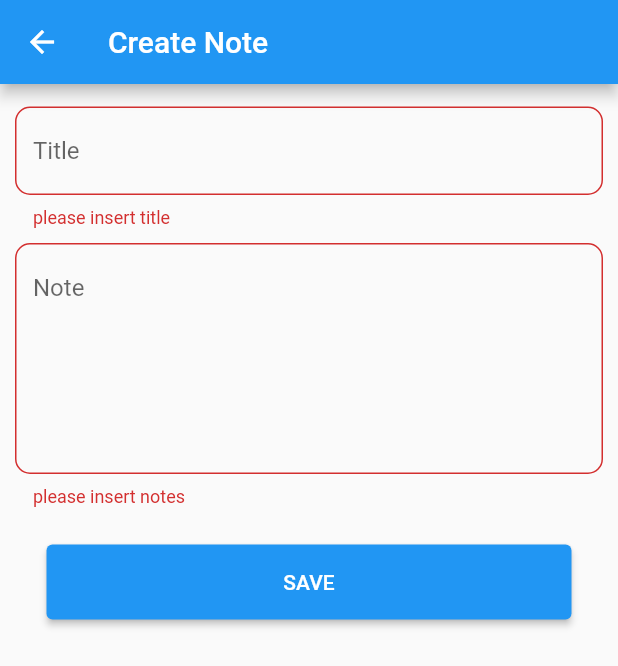
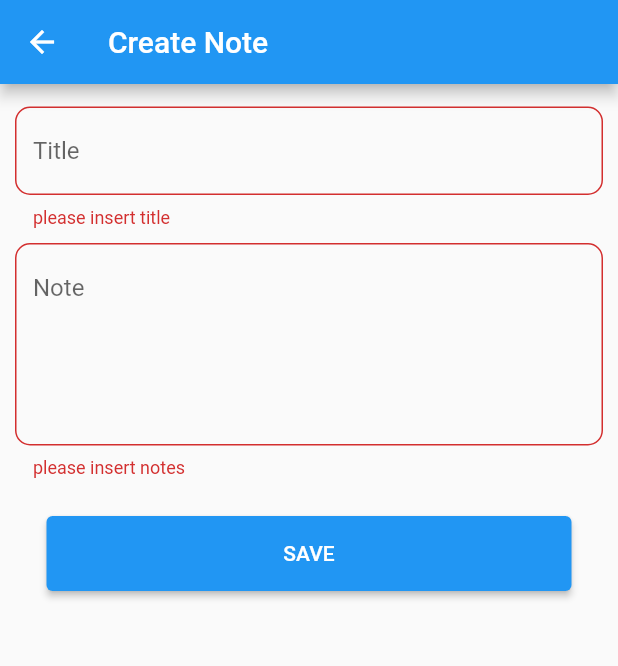
Before and after one commit to dhruvil8347/note_application, a Flutter app: the CreateNoteScreen screen opened directly, after a tap on "SAVE", on a phone screen of 412 x 824 dp. Shown: the top 666 px of the screen. Run offline on Flutter 3.47's test engine with Material 2 defaults, Android fonts, the phone set to English and light mode, and no system bars; our stand-ins replace cloud_firestore, firebase_auth, firebase_core, fluttertoast, logger; accounts and stored records are empty.

Commit message:
-- firebase note

```diff
--- a/lib/create_note_screen.dart
+++ b/lib/create_note_screen.dart
@@ -1,5 +1,6 @@
 import 'package:cloud_firestore/cloud_firestore.dart';
 import 'package:firebase_auth/firebase_auth.dart';
+import 'package:flutter/foundation.dart';
 import 'package:flutter/material.dart';
 import 'package:note_app/model/notesmodel.dart';
 import 'package:note_app/widget/textfiled.dart';
@@ -38,10 +39,11 @@ class _CreateNoteScreenState extends State<CreateNoteScreen> {
   Widget build(BuildContext context) {
     return Scaffold(
       appBar: AppBar(
-        title: Text("Create Note"),
+        title: const Text("Create Note"),
       ),
 
-      body: Padding(
+      body: SingleChildScrollView(
+        child: Padding(
           padding: const EdgeInsets.all(10.0),
           child: Form(
             key: formkey,
@@ -51,8 +53,8 @@ class _CreateNoteScreenState extends State<CreateNoteScreen> {
                   obscureText: false,
                   controller: titleController,
                   text: "Title",
+                  maxLine: 1,
                   validation: (value) {
-
                     if(value == null || value.trim().isEmpty)
                     {
                       return "please insert title";
@@ -73,16 +75,19 @@ class _CreateNoteScreenState extends State<CreateNoteScreen> {
                   obscureText: false,
                   text: "Note",
                   controller: notesController,
-                maxLine: 6,
+                  maxLine: 5
+                  ,
                 ),
 
-              SizedBox(
+                const SizedBox(
                   height: 20,
                 ),
 
                 ElevatedButton(
                     onLongPress: (){
+                      if (kDebugMode) {
                         print("null");
+                      }
                     },
                     style: ElevatedButton.styleFrom(
                         fixedSize: const Size(350, 50)),
@@ -91,21 +96,24 @@ class _CreateNoteScreenState extends State<CreateNoteScreen> {
                       if(formkey.currentState!.validate()){
                         if(widget.notesModel != null){
                           updateNote(notesModel: NotesModel(
-                          titleName: titleController.text,
-                          note: notesController.text,
+                            id: uid,
+                            titleName: titleController.text.trim(),
+                            note: notesController.text.trim(),
                           )).then((value) => Navigator.of(context).pop());
                         }else{
-                        addNote().then((value) => Navigator.of(context).pop());
+                          addNote(notesModel: NotesModel(
+                            id: uid,
+                            titleName: titleController.text.trim(),
+                            note: notesController.text.trim(),
+
+                          )).then((value) => Navigator.of(context).pop());
                         }
                       }
-
-
-
                       clearText();
-
                     },
-                  child:  Text("SAVE")),
+                    child:  const Text("SAVE")),
               ],
+            ),
           ),
         ),
       ),
@@ -114,19 +122,17 @@ class _CreateNoteScreenState extends State<CreateNoteScreen> {
   }
 
 
-  Future<void> addNote() {
-    return notes.add({
-      "title": titleController.text.trim(),
-      "notes": notesController.text.trim(),
-      'id' : uid,
-
-    })
+  Future<void> addNote({required NotesModel notesModel}) {
+    return notes
+        .add(notesModel.tojson())
         .then((value) => logger.d("notes add sucessfully"))
         .catchError((error) => logger.i("Failed $error"));
   }
 
 
   Future<void> updateNote({required NotesModel notesModel}){
+
+   logger.e(uid);
     return notes
         .doc(widget.notesModel!.id)
         .update(notesModel.tojson())
--- a/lib/model/notesmodel.dart
+++ b/lib/model/notesmodel.dart
@@ -1,12 +1,16 @@
+
+
 class NotesModel {
   String id;
   String titleName;
   String note;
 
+
   NotesModel({
     this.id = "" ,
     this.titleName = "",
     this.note = "",
+
   });
 
   factory NotesModel.formjson(Map<String, dynamic>json){
@@ -14,6 +18,7 @@ class NotesModel {
       id: json['id'] ??  "",
       titleName: json['title'] ?? "",
       note: json['notes'] ?? "",
+
     );
 
 
@@ -23,6 +28,7 @@ class NotesModel {
     'id' : id,
     'title' : titleName,
     'notes' : note,
+
   };
 
 
--- a/lib/signup.dart
+++ b/lib/signup.dart
@@ -98,6 +98,7 @@ class _SignUpScreenState extends State<SignUpScreen> {
                       });
                     }
                     clearText();
+                    Navigator.of(context).pop();
 
                   },
                   child:  const Text("Sign Up")),
--- a/pubspec.yaml
+++ b/pubspec.yaml
@@ -41,6 +41,7 @@ dependencies:
   firebase_auth: ^4.7.3
   logger: ^2.0.1
   fluttertoast: ^8.2.2
+  intl: ^0.18.1
 
 dev_dependencies:
   flutter_test:
```
Also changed, not shown: lib/main.dart (+7 -5 lines), pubspec.lock, 1 other file. Lines whose indentation alone changed are shown as unchanged.
